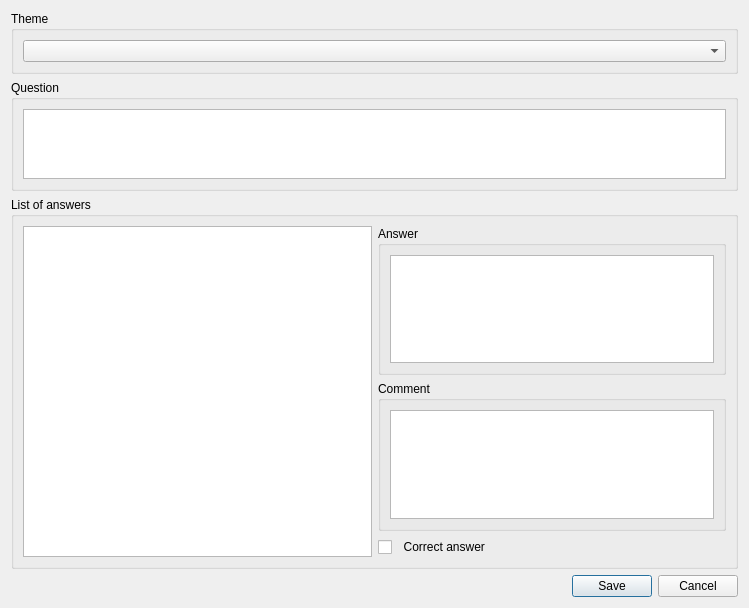
The window that question_mod_dialog.ui (Testorator/Testik) describes before a commit, drawn with Qt 5.
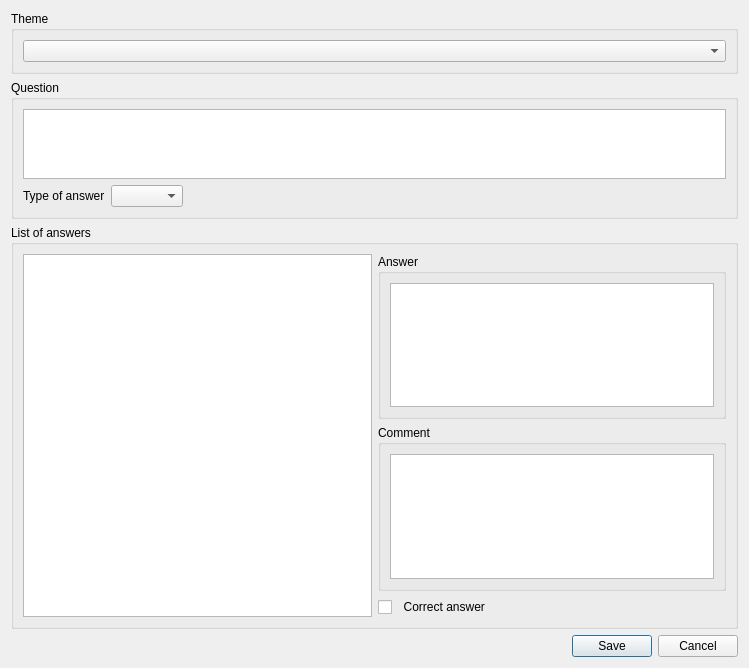
The same window after the commit.

The edit to the form file:
```diff
--- a/question_mod_dialog.ui
+++ b/question_mod_dialog.ui
@@ -7,15 +7,70 @@
     <x>0</x>
     <y>0</y>
     <width>749</width>
-    <height>608</height>
+    <height>668</height>
    </rect>
   </property>
   <property name="windowTitle">
    <string>Dialog</string>
   </property>
-  <layout class="QGridLayout" name="gridLayout_2">
+  <layout class="QGridLayout" name="gridLayout_11">
    <item row="0" column="0">
-    <layout class="QGridLayout" name="gridLayout">
+    <layout class="QGridLayout" name="gridLayout_2">
+     <item row="0" column="0">
+      <widget class="QGroupBox" name="groupBox_5">
+       <property name="title">
+        <string>Theme</string>
+       </property>
+       <layout class="QGridLayout" name="gridLayout_5">
+        <item row="0" column="0">
+         <widget class="QComboBox" name="comboBox_Themes"/>
+        </item>
+       </layout>
+      </widget>
+     </item>
+     <item row="1" column="0">
+      <widget class="QGroupBox" name="groupBox">
+       <property name="title">
+        <string>Question</string>
+       </property>
+       <layout class="QGridLayout" name="gridLayout_4">
+        <item row="0" column="0">
+         <layout class="QGridLayout" name="gridLayout_3">
+          <item row="0" column="0">
+           <widget class="QTextEdit" name="textEdit_Question"/>
+          </item>
+          <item row="1" column="0">
+           <layout class="QGridLayout" name="gridLayout">
+            <item row="1" column="2">
+             <spacer name="horizontalSpacer">
+              <property name="orientation">
+               <enum>Qt::Horizontal</enum>
+              </property>
+              <property name="sizeHint" stdset="0">
+               <size>
+                <width>40</width>
+                <height>20</height>
+               </size>
+              </property>
+             </spacer>
+            </item>
+            <item row="1" column="1">
+             <widget class="QComboBox" name="comboBox_Type"/>
+            </item>
+            <item row="1" column="0">
+             <widget class="QLabel" name="label">
+              <property name="text">
+               <string>Type of answer</string>
+              </property>
+             </widget>
+            </item>
+           </layout>
+          </item>
+         </layout>
+        </item>
+       </layout>
+      </widget>
+     </item>
      <item row="2" column="0">
       <widget class="QGroupBox" name="groupBox_2">
        <property name="title">
@@ -87,34 +142,6 @@
        </layout>
       </widget>
      </item>
-     <item row="0" column="0">
-      <widget class="QGroupBox" name="groupBox_5">
-       <property name="title">
-        <string>Theme</string>
-       </property>
-       <layout class="QGridLayout" name="gridLayout_5">
-        <item row="0" column="0">
-         <widget class="QComboBox" name="comboBox_Themes"/>
-        </item>
-       </layout>
-      </widget>
-     </item>
-     <item row="1" column="0">
-      <widget class="QGroupBox" name="groupBox">
-       <property name="title">
-        <string>Question</string>
-       </property>
-       <layout class="QGridLayout" name="gridLayout_4">
-        <item row="0" column="0">
-         <layout class="QGridLayout" name="gridLayout_3">
-          <item row="0" column="0">
-           <widget class="QTextEdit" name="textEdit_Question"/>
-          </item>
-         </layout>
-        </item>
-       </layout>
-      </widget>
-     </item>
     </layout>
    </item>
    <item row="1" column="0">
```
